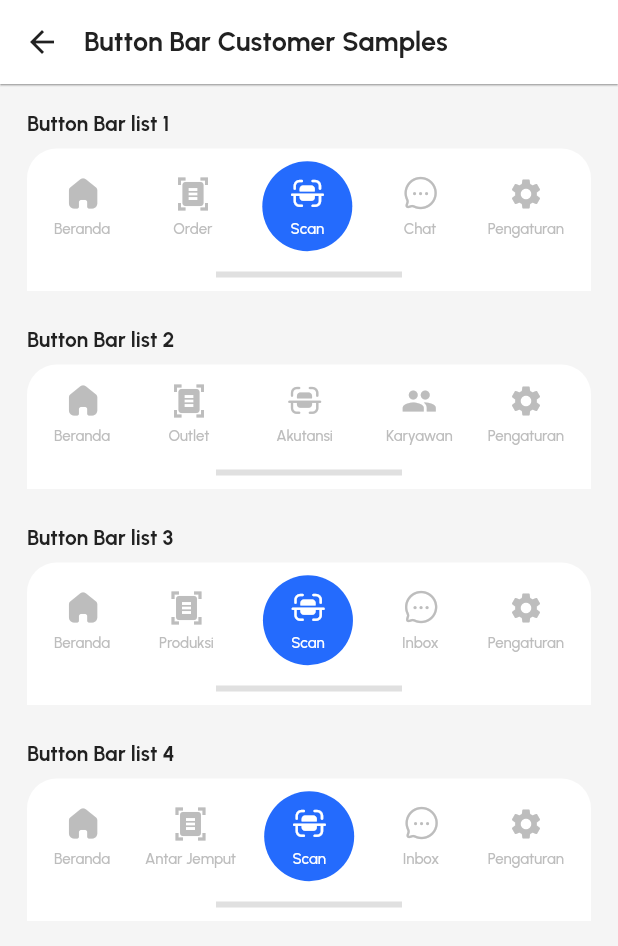
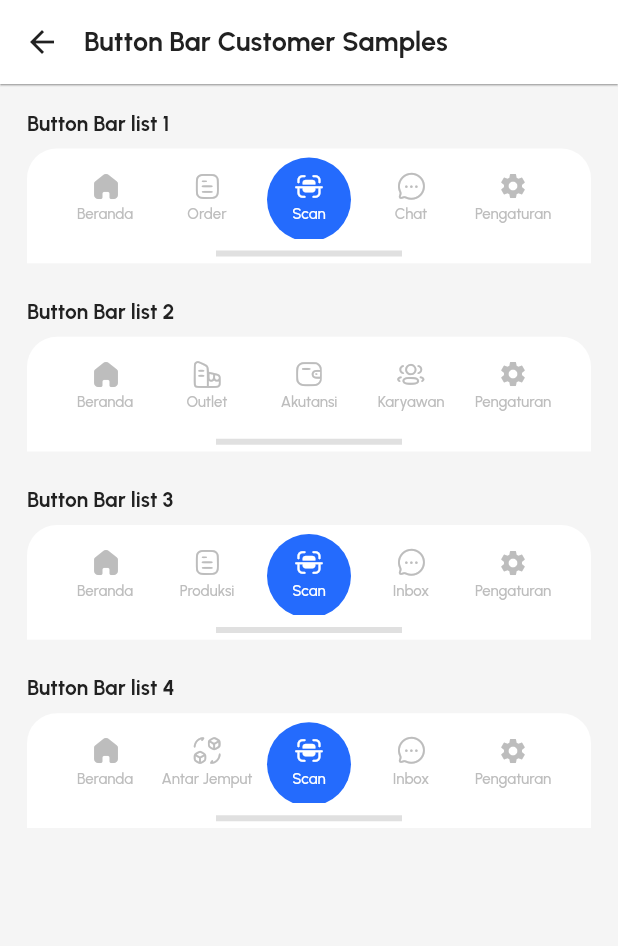
Before and after one commit to ideaver/alvamind-one-library-frontend, a Flutter app: the ButtonBarCustomerSamplesView screen opened by its route, on a phone screen of 412 x 824 dp. Shown: the top 946 px of the screen. Run offline on Flutter 3.47's test engine with Material 2 defaults, Android fonts, the phone set to English and light mode, and no system bars; our stand-ins replace connectivity, dotted_border, firebase_messaging, flutter_local_notifications, flutter_secure_storage, get_it and 8 more; missing offline and left inert: optimized_cached_image, syncfusion_flutter_core; accounts and stored records are empty; project files that could hold a hidden picture were left out.

Commit message:
update custom icon

```diff
--- a/lib/app/asset/app_assets.dart
+++ b/lib/app/asset/app_assets.dart
@@ -1,4 +1,5 @@
 import 'package:flutter/material.dart';
+import 'package:flutter/widgets.dart';
 
 class AppAssets {
   // This class is not meant to be instatiated or extended; this constructor
@@ -58,13 +59,21 @@ class CustomIcon {
   static const String? _kFontPkg = null;
 
   static const IconData heart_icon = IconData(0xe800, fontFamily: _kFontFam, fontPackage: _kFontPkg);
+  static const IconData doc_text = IconData(0xe801, fontFamily: _kFontFam, fontPackage: _kFontPkg);
+  static const IconData box_icon = IconData(0xe802, fontFamily: _kFontFam, fontPackage: _kFontPkg);
   static const IconData edit_icon = IconData(0xe804, fontFamily: _kFontFam, fontPackage: _kFontPkg);
+  static const IconData contact_icon = IconData(0xe808, fontFamily: _kFontFam, fontPackage: _kFontPkg);
   static const IconData icon_arrow_down = IconData(0xe80f, fontFamily: _kFontFam, fontPackage: _kFontPkg);
   static const IconData icon_arrow_right = IconData(0xe810, fontFamily: _kFontFam, fontPackage: _kFontPkg);
   static const IconData scan_icon = IconData(0xe811, fontFamily: _kFontFam, fontPackage: _kFontPkg);
   static const IconData home_icon = IconData(0xe812, fontFamily: _kFontFam, fontPackage: _kFontPkg);
   static const IconData chat_icon = IconData(0xe813, fontFamily: _kFontFam, fontPackage: _kFontPkg);
   static const IconData send_icon = IconData(0xe815, fontFamily: _kFontFam, fontPackage: _kFontPkg);
-  static const IconData three_user_icon = IconData(0xe816, fontFamily: _kFontFam, fontPackage: _kFontPkg);
   static const IconData edit_pen_icon = IconData(0xe818, fontFamily: _kFontFam, fontPackage: _kFontPkg);
+  static const IconData truck_fast_icon = IconData(0xe819, fontFamily: _kFontFam, fontPackage: _kFontPkg);
+  static const IconData building_icon = IconData(0xe81a, fontFamily: _kFontFam, fontPackage: _kFontPkg);
+  static const IconData convert_3d_cube_icon = IconData(0xe81b, fontFamily: _kFontFam, fontPackage: _kFontPkg);
+  static const IconData document_icon = IconData(0xe81c, fontFamily: _kFontFam, fontPackage: _kFontPkg);
+  static const IconData wallet_icon = IconData(0xe81d, fontFamily: _kFontFam, fontPackage: _kFontPkg);
+  static const IconData three_user_icon = IconData(0xe81e, fontFamily: _kFontFam, fontPackage: _kFontPkg);
 }
--- a/lib/view/samples/button_customer_bar_samples_view.dart
+++ b/lib/view/samples/button_customer_bar_samples_view.dart
@@ -42,7 +42,7 @@ class _ButtonBarCustomerSamplesViewState extends State<ButtonBarCustomerSamplesV
       title: 'Button Bar list 1',
       widget: ButtonBarCustomer(
         index: _index,
-        gapLeftOut: SizedBox(width: AppSizes.padding / 2),
+
         //
         iconLeftOut: CustomIcon.home_icon,
         textLeftOut: 'Beranda',
@@ -53,7 +53,7 @@ class _ButtonBarCustomerSamplesViewState extends State<ButtonBarCustomerSamplesV
           });
         },
         //
-        iconLeftIn: Icons.document_scanner,
+        iconLeftIn: CustomIcon.document_icon,
         textLeftIn: 'Order',
         functionButtonLeftIn: () {
           // TODO
@@ -98,11 +98,7 @@ class _ButtonBarCustomerSamplesViewState extends State<ButtonBarCustomerSamplesV
       title: 'Button Bar list 2',
       widget: ButtonBarCustomer(
         index: _index,
-        padding: EdgeInsets.symmetric(vertical: AppSizes.padding / 1.5),
-        gapLeftOut: SizedBox(width: AppSizes.padding * 1.2),
-        gapLeftIn: SizedBox(width: AppSizes.padding * 1.5),
-        gapRightIn: SizedBox(width: AppSizes.padding),
-        gapRightOut: SizedBox(width: AppSizes.padding / 3),
+
         //
         iconLeftOut: CustomIcon.home_icon,
         textLeftOut: 'Beranda',
@@ -113,7 +109,7 @@ class _ButtonBarCustomerSamplesViewState extends State<ButtonBarCustomerSamplesV
           });
         },
         //
-        iconLeftIn: Icons.document_scanner,
+        iconLeftIn: CustomIcon.building_icon,
         textLeftIn: 'Outlet',
         functionButtonLeftIn: () {
           // TODO
@@ -122,9 +118,9 @@ class _ButtonBarCustomerSamplesViewState extends State<ButtonBarCustomerSamplesV
           });
         },
         //
-        iconCenter: CustomIcon.scan_icon,
+        iconCenter: CustomIcon.wallet_icon,
         textCenter: 'Akutansi',
-        paddingTextCenter: EdgeInsets.all(0),
+
         // textCenterColor: AppColors.blackLv6,
         iconCenterBackgroundColor: Colors.white,
         functionButtonCenter: () {
@@ -135,7 +131,7 @@ class _ButtonBarCustomerSamplesViewState extends State<ButtonBarCustomerSamplesV
           });
         },
         //
-        iconRightIn: Icons.group,
+        iconRightIn: CustomIcon.three_user_icon,
         textRightIn: 'Karyawan',
         functionButtonRightIn: () {
           // TODO
@@ -162,11 +158,7 @@ class _ButtonBarCustomerSamplesViewState extends State<ButtonBarCustomerSamplesV
       title: 'Button Bar list 3',
       widget: ButtonBarCustomer(
         index: _index,
-        gapLeftOut: SizedBox(width: AppSizes.padding / 2),
-        gapLeftIn: SizedBox(width: AppSizes.padding / 2),
 
-        gapRightIn: SizedBox(width: AppSizes.padding / 2),
-        gapRightOut: SizedBox(width: AppSizes.padding / 2),
         //
         iconLeftOut: CustomIcon.home_icon,
         textLeftOut: 'Beranda',
@@ -177,7 +169,7 @@ class _ButtonBarCustomerSamplesViewState extends State<ButtonBarCustomerSamplesV
           });
         },
         //
-        iconLeftIn: Icons.document_scanner,
+        iconLeftIn: CustomIcon.document_icon,
         textLeftIn: 'Produksi',
         functionButtonLeftIn: () {
           // TODO
@@ -222,11 +214,7 @@ class _ButtonBarCustomerSamplesViewState extends State<ButtonBarCustomerSamplesV
       title: 'Button Bar list 4',
       widget: ButtonBarCustomer(
         index: _index,
-        gapLeftOut: SizedBox(width: AppSizes.padding / 2),
-        gapLeftIn: SizedBox(width: AppSizes.padding / 4),
 
-        gapRightIn: SizedBox(width: AppSizes.padding),
-        gapRightOut: SizedBox(width: AppSizes.padding),
         //
         iconLeftOut: CustomIcon.home_icon,
         textLeftOut: 'Beranda',
@@ -237,7 +225,7 @@ class _ButtonBarCustomerSamplesViewState extends State<ButtonBarCustomerSamplesV
           });
         },
         //
-        iconLeftIn: Icons.document_scanner,
+        iconLeftIn: CustomIcon.convert_3d_cube_icon,
         textLeftIn: 'Antar Jemput',
         functionButtonLeftIn: () {
           // TODO
--- a/lib/widget/molecule/app_account_list.dart
+++ b/lib/widget/molecule/app_account_list.dart
@@ -66,7 +66,7 @@ class AccountList extends StatelessWidget {
                         child: AppIconButton(
                           buttonColor: AppColors.transparent,
                           padding: EdgeInsets.all(2),
-                          icon: Icon(
+                          icon: const Icon(
                             CustomIcon.chat_icon,
                             color: AppColors.primary,
                           ),
@@ -80,8 +80,8 @@ class AccountList extends StatelessWidget {
                         child: AppIconButton(
                           padding: EdgeInsets.all(2),
                           buttonColor: AppColors.transparent,
-                          icon: Icon(
-                            Icons.call_outlined,
+                          icon: const Icon(
+                            CustomIcon.contact_icon,
                             color: AppColors.primary,
                           ),
                           onTap: functionChatButton ?? () {},
--- a/lib/widget/molecule/app_chips.dart
+++ b/lib/widget/molecule/app_chips.dart
@@ -43,8 +43,7 @@ class AppChips extends StatelessWidget {
         onTap: enable ? onTap : null,
         splashColor: AppColors.black.withOpacity(0.06),
         splashFactory: InkRipple.splashFactory,
-        highlightColor:
-            enable ? AppColors.black.withOpacity(0.12) : Colors.transparent,
+        highlightColor: enable ? AppColors.black.withOpacity(0.12) : Colors.transparent,
         borderRadius: BorderRadius.circular(100),
         child: Ink(
           padding: padding,
--- a/lib/widget/molecule/app_modal.dart
+++ b/lib/widget/molecule/app_modal.dart
@@ -244,7 +244,7 @@ class _AppModalWidgetState extends State<AppModalWidget> {
         Row(
           children: [
             const Icon(
-              Icons.pin_drop,
+              Icons.location_on,
               size: 18,
               color: AppColors.redLv1,
             ),
--- a/lib/widget/organism/button_bar_customer/button_bar_customer .dart
+++ b/lib/widget/organism/button_bar_customer/button_bar_customer .dart
@@ -4,6 +4,7 @@ import '../../../app/theme/app_colors.dart';
 import '../../../app/theme/app_sizes.dart';
 import '../../../app/theme/app_text_style.dart';
 import '../../atom/app_divider.dart';
+import '../../molecule/app_card_container.dart';
 import '../../molecule/app_icon_button.dart';
 
 class ButtonBarCustomer extends StatelessWidget {
@@ -21,12 +22,6 @@ class ButtonBarCustomer extends StatelessWidget {
   final Color? iconCenterColor;
   final Color? iconCenterBackgroundColor;
   final Color? textCenterColor;
-  final EdgeInsetsGeometry? paddingTextCenter;
-  final EdgeInsetsGeometry? padding;
-  final Widget? gapLeftOut;
-  final Widget? gapLeftIn;
-  final Widget? gapRightIn;
-  final Widget? gapRightOut;
 
   final void Function() functionButtonCenter;
   final void Function() functionButtonLeftOut;
@@ -57,39 +52,16 @@ class ButtonBarCustomer extends StatelessWidget {
     this.iconCenterBackgroundColor,
     this.textCenterColor,
     this.index,
-    this.paddingTextCenter,
-    this.padding,
-    this.gapLeftIn,
-    this.gapLeftOut,
-    this.gapRightIn,
-    this.gapRightOut,
   });
 
   @override
   Widget build(BuildContext context) {
-    return Container(
-      decoration: const BoxDecoration(
-        color: AppColors.white,
-        borderRadius: BorderRadius.only(
-          topLeft: Radius.circular(20),
-          topRight: Radius.circular(20),
-          bottomLeft: Radius.circular(0),
-          bottomRight: Radius.circular(0),
-        ),
-      ),
-      padding: EdgeInsets.symmetric(horizontal: AppSizes.padding),
-      child: Column(
-        children: [
-          Padding(
-            padding: padding ?? const EdgeInsets.all(0),
-            child: Row(
-              mainAxisAlignment: MainAxisAlignment.spaceBetween,
-              crossAxisAlignment: CrossAxisAlignment.center,
-              children: [
+    List<Widget> listButton = [
       AppIconButton(
-                  padding: const EdgeInsets.all(0),
-                  paddingText: const EdgeInsets.only(top: 5),
+        padding: EdgeInsets.only(top: AppSizes.padding / 2),
+        paddingText: const EdgeInsets.only(top: 2),
         icon: Icon(
+          size: 20,
           iconLeftOut,
           color: index == 0 ? AppColors.primary : AppColors.blackLv6,
         ),
@@ -101,11 +73,12 @@ class ButtonBarCustomer extends StatelessWidget {
           color: index == 0 ? AppColors.primary : AppColors.blackLv6,
         ),
       ),
-                gapLeftOut ?? const SizedBox.shrink(),
+
       AppIconButton(
-                  padding: const EdgeInsets.all(0),
-                  paddingText: const EdgeInsets.only(top: 5),
+        padding: EdgeInsets.only(top: AppSizes.padding / 2),
+        paddingText: const EdgeInsets.only(top: 2),
         icon: Icon(
+          size: 20,
           iconLeftIn,
           color: index == 1 ? AppColors.primary : AppColors.blackLv6,
         ),
@@ -117,18 +90,19 @@ class ButtonBarCustomer extends StatelessWidget {
           color: index == 1 ? AppColors.primary : AppColors.blackLv6,
         ),
       ),
-                gapLeftIn ?? const SizedBox.shrink(),
+
       // =======================
       Container(
-                  padding: paddingTextCenter ?? EdgeInsets.all(AppSizes.padding),
+        margin: EdgeInsets.all(AppSizes.padding / 3),
         decoration: BoxDecoration(
           color: iconCenterBackgroundColor ?? AppColors.primary,
           shape: BoxShape.circle,
         ),
         child: AppIconButton(
-                    padding: const EdgeInsets.all(0),
-                    paddingText: const EdgeInsets.only(top: 5),
+          padding: EdgeInsets.only(top: AppSizes.padding / 2),
+          paddingText: const EdgeInsets.only(top: 2),
           icon: Icon(
+            size: 20,
             iconCenter,
             color: textCenterColor != null
                 ? textCenterColor
@@ -149,15 +123,15 @@ class ButtonBarCustomer extends StatelessWidget {
           ),
         ),
       ),
-                gapRightIn ?? SizedBox.shrink(),
 
       // ==========================
       AppIconButton(
-                  padding: const EdgeInsets.all(0),
-                  paddingText: const EdgeInsets.only(top: 5),
+        padding: EdgeInsets.only(top: AppSizes.padding / 2),
+        paddingText: const EdgeInsets.only(top: 2),
         icon: Icon(
           iconRightIn,
           color: index == 3 ? AppColors.primary : AppColors.blackLv6,
+          size: 20,
         ),
         text: textRightIn,
         onTap: functionButtonRightIn,
@@ -167,13 +141,14 @@ class ButtonBarCustomer extends StatelessWidget {
           color: index == 3 ? AppColors.primary : AppColors.blackLv6,
         ),
       ),
-                gapRightOut ?? const SizedBox.shrink(),
+
       AppIconButton(
-                  padding: const EdgeInsets.all(0),
-                  paddingText: const EdgeInsets.only(top: 5),
+        padding: EdgeInsets.only(top: AppSizes.padding / 2),
+        paddingText: const EdgeInsets.only(top: 2),
         icon: Icon(
           iconRightOut,
           color: index == 4 ? AppColors.primary : AppColors.blackLv6,
+          size: 20,
         ),
         text: textRightOut,
         onTap: functionButtonRightOut,
@@ -183,14 +158,48 @@ class ButtonBarCustomer extends StatelessWidget {
           color: index == 4 ? AppColors.primary : AppColors.blackLv6,
         ),
       )
+    ];
+
+    return AppCardContainer(
+      backgroundColor: AppColors.white,
+      borderRadius: const BorderRadius.only(
+        topLeft: Radius.circular(20),
+        topRight: Radius.circular(20),
+        bottomLeft: Radius.circular(0),
+        bottomRight: Radius.circular(0),
+      ),
+      padding: EdgeInsets.symmetric(
+        horizontal: AppSizes.padding,
+      ),
+      child: Column(
+        children: [
+          Row(
+            crossAxisAlignment: CrossAxisAlignment.center,
+            children: [
+              SizedBox(
+                  height: 60,
+                  width: MediaQuery.of(context).size.width - AppSizes.padding * 4,
+                  child: GridView.builder(
+                    gridDelegate: SliverGridDelegateWithFixedCrossAxisCount(
+                      crossAxisCount: 5,
+                    ),
+                    itemBuilder: (_, index) => Container(
+                      padding: index != 2 ? EdgeInsets.only(top: AppSizes.padding / 3) : EdgeInsets.all(0),
+                      child: listButton[index],
+                    ),
+                    itemCount: 5,
+                  )),
             ],
           ),
+          SizedBox(height: AppSizes.padding / 1.5),
+          AppDivider(
+            padding: EdgeInsets.symmetric(
+              horizontal: AppSizes.padding * 6,
             ),
-          AppDivider(
-            padding: EdgeInsets.symmetric(horizontal: AppSizes.padding * 6, vertical: AppSizes.padding / 2),
             thickness: 4,
             color: AppColors.blackLv7,
-          )
+          ),
+          SizedBox(height: AppSizes.padding / 4),
         ],
       ),
     );
--- a/lib/widget/organism/operasional_card/operasional_card.dart
+++ b/lib/widget/organism/operasional_card/operasional_card.dart
@@ -74,8 +74,14 @@ class _OperasionalCardState extends State<OperasionalCard> {
                       ? AppChips(
                           text: 'Tutup',
                           fontSize: 14,
+                          textStyle: AppTextStyle.bold(
+                            size: 14,
+                            color: AppColors.blackLv3,
+                          ),
                           selectedColor: AppColors.blackLv6,
                           leftIcon: Icons.login_rounded,
+                          unselectedColor: AppColors.blackLv3,
+                          borderWidth: 0,
                           padding: EdgeInsets.symmetric(
                             vertical: AppSizes.padding / 2,
                             horizontal: AppSizes.padding,
--- a/lib/widget/organism/order_type_info/order_type_info.dart
+++ b/lib/widget/organism/order_type_info/order_type_info.dart
@@ -35,12 +35,12 @@ class OrderTypeInfo extends StatelessWidget {
                 mainAxisAlignment: MainAxisAlignment.spaceBetween,
                 children: [
                   appRightIcon(
-                    Icons.fire_truck,
+                    CustomIcon.truck_fast_icon,
                     'Delivery',
                     deliveryButton ?? () {},
                   ),
                   appRightIcon(
-                    Icons.add_box,
+                    CustomIcon.box_icon,
                     'Drop',
                     dropButton ?? () {},
                   ),
@@ -140,7 +140,7 @@ class OrderTypeInfo extends StatelessWidget {
           icon: Icon(
             icon,
             color: AppColors.primary,
-            size: 20,
+            size: 16,
           ),
           buttonColor: AppColors.blueLv5,
           width: 40,
--- a/lib/widget/organism/service_category_menu/service_category_menu.dart
+++ b/lib/widget/organism/service_category_menu/service_category_menu.dart
@@ -106,7 +106,9 @@ class ServiceCategory extends StatelessWidget {
         height: 400,
         width: 300,
         child: GridView.builder(
-          gridDelegate: SliverGridDelegateWithFixedCrossAxisCount(crossAxisCount: 4),
+          gridDelegate: SliverGridDelegateWithFixedCrossAxisCount(
+            crossAxisCount: 4,
+          ),
           itemBuilder: (_, index) => Container(
             child: categoryMenusUp[index],
           ),
```
Also changed, not shown: assets/fonts/CustomIcon.ttf, pubspec.lock. Lines whose indentation alone changed are shown as unchanged.
